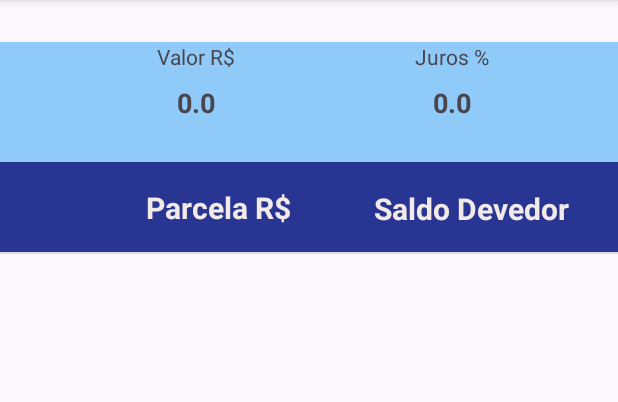
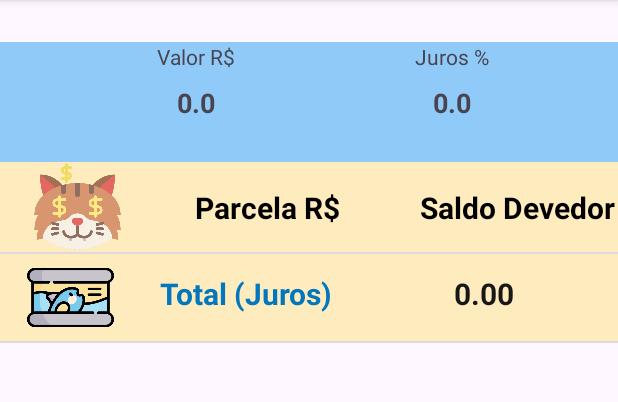
Before and after one commit to EllaaManu/SeraSa-rdinha, an Android app: the PlanilhaActivity screen opened directly, with no data from a screen before it, on a phone screen of 412 x 824 dp, the part 96-498 px from its top. Run offline under Robolectric (Android 15) with nearby library versions, the phone set to English and light mode, and no system bars; Roboto replaces fonts that are not available here; 1 statement that could not run was skipped.

Commit message:
Feat (Footer): rodapé implementado

```diff
--- a/app/src/main/java/com/example/simuladorfin/PlanilhaActivity.java
+++ b/app/src/main/java/com/example/simuladorfin/PlanilhaActivity.java
@@ -30,8 +30,10 @@ import java.util.zip.Inflater;
 public class PlanilhaActivity extends AppCompatActivity {
     private TextView tvValor, tvJuros2;
     private ListView listView;
-    private double parcela=0,valor,juros;
+    private double parcela=0,valor,juros, total;
     private int prazo;
+
+    View viewFooter;
 
     @Override
     protected void onCreate(Bundle savedInstanceState) {
@@ -52,7 +54,10 @@ public class PlanilhaActivity extends AppCompatActivity {
         tvValor.setText(""+valor);
         tvJuros2.setText(""+juros);
         listView.addHeaderView(getLayoutInflater().inflate(R.layout.header_layout,listView,false));
+        viewFooter = getLayoutInflater().inflate(R.layout.footer_layout,listView,false);
+        listView.addFooterView(viewFooter);
         gerarPlanilhaPrice();
+        calcTotJuros();
         //gerando evento para o listview
         listView.setOnItemClickListener(new AdapterView.OnItemClickListener() {
             @Override
@@ -88,10 +93,12 @@ public class PlanilhaActivity extends AppCompatActivity {
         if (item.getItemId()== R.id.it_sacre) {
             Toast.makeText(this,"Acessou a opção SACRE",Toast.LENGTH_LONG).show();
             gerarPlanilhaSacre();
+            calcTotJuros();
         }
         if (item.getItemId()== R.id.it_price) {
             Toast.makeText(this,"Acessou a opção PRICE",Toast.LENGTH_LONG).show();
             gerarPlanilhaPrice();
+            calcTotJuros();
         }
 
         return super.onOptionsItemSelected(item);
@@ -104,11 +111,14 @@ public class PlanilhaActivity extends AppCompatActivity {
 
         double jurosParcela, saldoDevedor=valor;
 
+        total=0;
+
         for(int i=1; i<=prazo; i++){
             jurosParcela=saldoDevedor*juros/100;
             saldoDevedor-=parcela-jurosParcela;
             Parcela p = new Parcela(i,parcela,jurosParcela,parcela-jurosParcela,saldoDevedor);
             parcelaList.add(p);
+            total +=jurosParcela;
         }
 
         ParcelaAdapter parcelaAdapter=new ParcelaAdapter(this,
@@ -119,6 +129,7 @@ public class PlanilhaActivity extends AppCompatActivity {
     private void gerarPlanilhaSacre() {
         List<Parcela> parcelaList=new ArrayList<>();
         double amortizacao, saldoDevedor=valor;
+        total =0;
 
         for (int i = 1; i <= prazo; i ++) {
             parcela = Sacre.calcParcela(saldoDevedor, prazo - (i - 1), juros);
@@ -128,6 +139,7 @@ public class PlanilhaActivity extends AppCompatActivity {
 
             Parcela p = new Parcela(i, parcela, parcela - amortizacao, amortizacao, saldoDevedor);
             parcelaList.add(p);
+            total +=parcela-amortizacao;
         }
 
         ParcelaAdapter parcelaAdapter = new ParcelaAdapter(
@@ -137,4 +149,11 @@ public class PlanilhaActivity extends AppCompatActivity {
         );
         listView.setAdapter(parcelaAdapter);
     }
+
+    private void calcTotJuros() {
+        TextView tvTotalJuros = viewFooter.findViewById(R.id.tvTotalJuros);
+        tvTotalJuros.setText(String.format("%.2f",total));
+    }
+
+
 }
--- a/app/src/main/res/layout/item_layout.xml
+++ b/app/src/main/res/layout/footer_layout.xml
@@ -2,52 +2,53 @@
 <androidx.constraintlayout.widget.ConstraintLayout xmlns:android="http://schemas.android.com/apk/res/android"
     xmlns:app="http://schemas.android.com/apk/res-auto"
     xmlns:tools="http://schemas.android.com/tools"
+    android:id="@+id/main"
     android:layout_width="match_parent"
-    android:layout_height="100dp"
-    android:background="#FCE4EC">
+    android:layout_height="wrap_content"
+    android:background="#80DEEA"
+    android:backgroundTint="#85FFE082">
+
+    <ImageView
+        android:id="@+id/imageView3"
+        android:layout_width="66dp"
+        android:layout_height="58dp"
+        app:layout_constraintBottom_toBottomOf="parent"
+        app:layout_constraintEnd_toStartOf="@+id/tvJurosTotais"
+        app:layout_constraintHorizontal_bias="0.5"
+        app:layout_constraintStart_toStartOf="parent"
+        app:layout_constraintTop_toTopOf="parent"
+        app:srcCompat="@drawable/tuna" />
 
     <TextView
-        android:id="@+id/tvNumero"
-        android:layout_width="32dp"
+        android:id="@+id/tvJurosTotais"
+        android:layout_width="140dp"
         android:layout_height="wrap_content"
-        android:text="1"
+        android:fontFamily="sans-serif"
+        android:paddingBottom="5dp"
+        android:text="Total (Juros)"
         android:textAlignment="center"
-        android:textSize="24sp"
+        android:textColor="#0277BD"
+        android:textSize="20sp"
         android:textStyle="bold"
         app:layout_constraintBottom_toBottomOf="parent"
-        app:layout_constraintEnd_toStartOf="@+id/tvParcela2"
+        app:layout_constraintEnd_toStartOf="@+id/tvTotalJuros"
         app:layout_constraintHorizontal_bias="0.5"
-        app:layout_constraintStart_toStartOf="parent"
+        app:layout_constraintStart_toEndOf="@+id/imageView3"
         app:layout_constraintTop_toTopOf="parent" />
 
     <TextView
-        android:id="@+id/tvParcela2"
-        android:layout_width="120dp"
+        android:id="@+id/tvTotalJuros"
+        android:layout_width="150dp"
         android:layout_height="wrap_content"
-        android:text="2000.00"
+        android:paddingBottom="5dp"
+        android:text="$ 0.00"
         android:textAlignment="center"
-        android:textColor="#940707"
-        android:textSize="20sp"
-        android:textStyle="bold"
-        app:layout_constraintBottom_toBottomOf="parent"
-        app:layout_constraintEnd_toStartOf="@+id/tvSaldo"
-        app:layout_constraintHorizontal_bias="0.5"
-        app:layout_constraintStart_toEndOf="@+id/tvNumero"
-        app:layout_constraintTop_toTopOf="parent" />
-
-    <TextView
-        android:id="@+id/tvSaldo"
-        android:layout_width="120dp"
-        android:layout_height="wrap_content"
-        android:text="10000.00"
-        android:textAlignment="center"
-        android:textColor="#045F0A"
+        android:textColor="#171717"
         android:textSize="20sp"
         android:textStyle="bold"
         app:layout_constraintBottom_toBottomOf="parent"
         app:layout_constraintEnd_toEndOf="parent"
         app:layout_constraintHorizontal_bias="0.5"
-        app:layout_constraintStart_toEndOf="@+id/tvParcela2"
-        app:layout_constraintTop_toTopOf="parent"
-        app:layout_constraintVertical_bias="0.534" />
+        app:layout_constraintStart_toEndOf="@+id/tvJurosTotais"
+        app:layout_constraintTop_toTopOf="parent" />
 </androidx.constraintlayout.widget.ConstraintLayout>
--- a/app/src/main/res/layout/header_layout.xml
+++ b/app/src/main/res/layout/header_layout.xml
@@ -4,34 +4,32 @@
     xmlns:tools="http://schemas.android.com/tools"
     android:layout_width="match_parent"
     android:layout_height="60dp"
-    android:background="#283593">
+    android:background="#85FFE082">
 
-    <TextView
-        android:id="@+id/tvNumero"
-        android:layout_width="32dp"
-        android:layout_height="wrap_content"
-        android:textAlignment="center"
-        android:textSize="24sp"
-        android:textStyle="bold"
-        app:layout_constraintBottom_toBottomOf="parent"
+    <ImageView
+        android:id="@+id/imageView"
+        android:layout_width="118dp"
+        android:layout_height="59dp"
         app:layout_constraintEnd_toStartOf="@+id/tvParcela2"
         app:layout_constraintHorizontal_bias="0.5"
         app:layout_constraintStart_toStartOf="parent"
-        app:layout_constraintTop_toTopOf="parent" />
+        app:srcCompat="@drawable/catmoney"
+        tools:layout_editor_absoluteY="1dp" />
 
     <TextView
         android:id="@+id/tvParcela2"
         android:layout_width="140dp"
         android:layout_height="wrap_content"
+        android:layout_marginRight="20dp"
         android:text="Parcela R$ "
         android:textAlignment="center"
-        android:textColor="#F2E9E9"
+        android:textColor="@color/black"
         android:textSize="20sp"
         android:textStyle="bold"
         app:layout_constraintBottom_toBottomOf="parent"
         app:layout_constraintEnd_toStartOf="@+id/tvSaldo"
         app:layout_constraintHorizontal_bias="0.5"
-        app:layout_constraintStart_toEndOf="@+id/tvNumero"
+        app:layout_constraintStart_toEndOf="@+id/imageView"
         app:layout_constraintTop_toTopOf="parent" />
 
     <TextView
@@ -40,13 +38,12 @@
         android:layout_height="wrap_content"
         android:text="Saldo Devedor"
         android:textAlignment="center"
-        android:textColor="#F2E9E9"
+        android:textColor="@color/black"
         android:textSize="20sp"
         android:textStyle="bold"
         app:layout_constraintBottom_toBottomOf="parent"
         app:layout_constraintEnd_toEndOf="parent"
         app:layout_constraintHorizontal_bias="0.5"
         app:layout_constraintStart_toEndOf="@+id/tvParcela2"
-        app:layout_constraintTop_toTopOf="parent"
-        app:layout_constraintVertical_bias="0.534" />
+        app:layout_constraintTop_toTopOf="parent" />
 </androidx.constraintlayout.widget.ConstraintLayout>
```
Also changed, not shown: app/src/main/res/layout/main_header.xml (deleted, +0 -19 lines).
